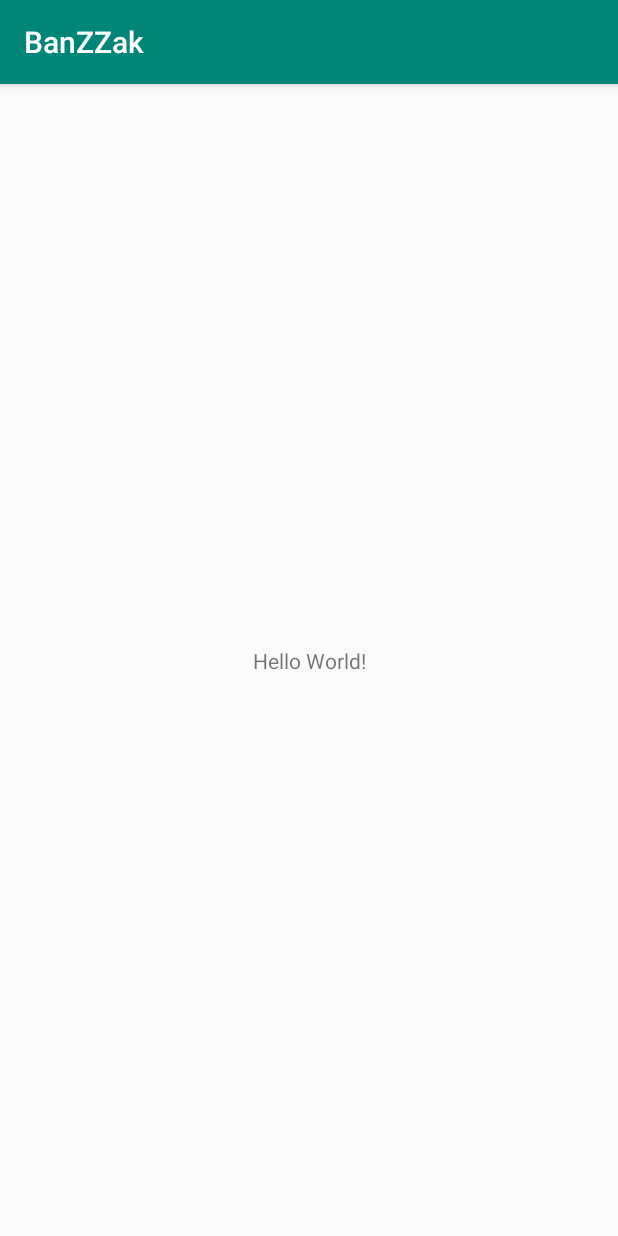
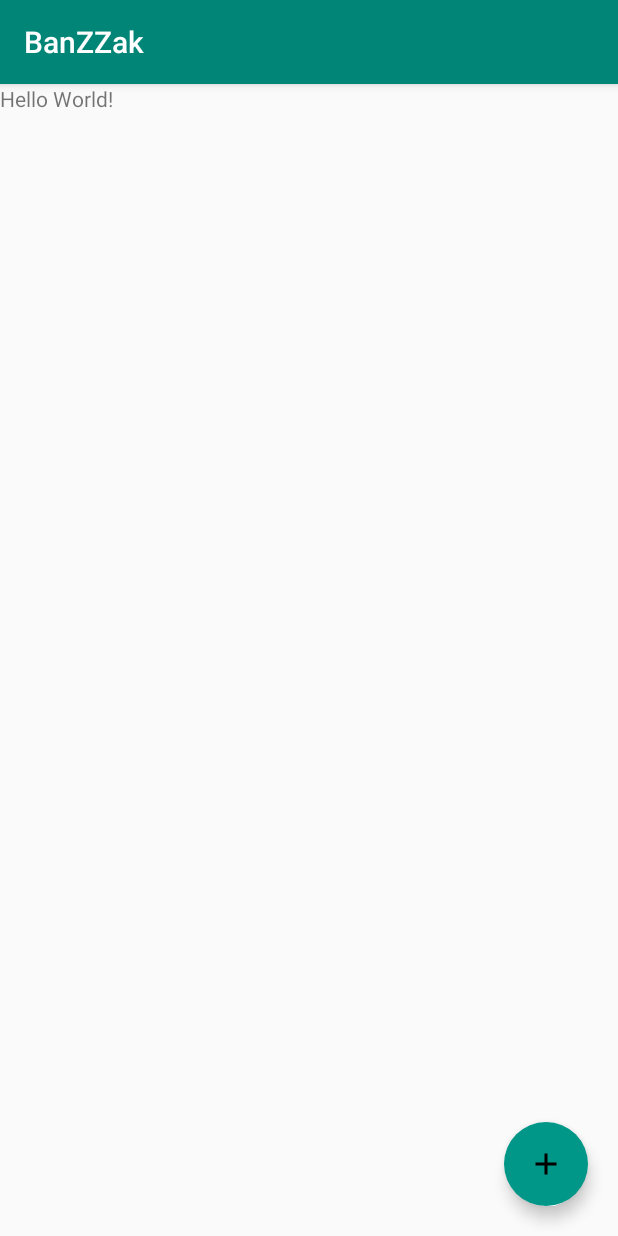
Before and after one commit to SuperChallengeHackathon-BanZZak/BanZZakApp, an Android app: the screen it shows after launch (MainActivity), on a phone screen of 412 x 824 dp. Run offline under Robolectric (Android 15) with nearby library versions, the phone set to English and light mode, and no system bars.

Commit message:
알람 등록 액티비티 추가
메인에 리사이클러뷰 추가하기

리사이클러뷰 아이템 만들기

리사이클러뷰 어댑터 구현하기

```diff
--- a/app/build.gradle
+++ b/app/build.gradle
@@ -34,4 +34,8 @@ dependencies {
     // ViewModel and LiveData
     def lifecycle_version = "2.0.0"
     implementation "androidx.lifecycle:lifecycle-extensions:$lifecycle_version"
+    implementation 'androidx.recyclerview:recyclerview:1.1.0'
+
+    // floating action button
+    implementation 'com.android.support:design:28.1.0'
 }
--- a/app/src/main/AndroidManifest.xml
+++ b/app/src/main/AndroidManifest.xml
@@ -16,6 +16,8 @@
                 <category android:name="android.intent.category.LAUNCHER" />
             </intent-filter>
         </activity>
+
+        <activity android:name=".AlarmSettingActivity"/>
     </application>
 
 </manifest>
--- a/app/src/main/java/com/greentea/banzzak/MainActivity.java
+++ b/app/src/main/java/com/greentea/banzzak/MainActivity.java
@@ -1,14 +1,39 @@
 package com.greentea.banzzak;
 
+import androidx.annotation.Nullable;
 import androidx.appcompat.app.AppCompatActivity;
 
+import android.content.Intent;
 import android.os.Bundle;
+import android.view.View;
+
+import com.google.android.material.floatingactionbutton.FloatingActionButton;
 
 public class MainActivity extends AppCompatActivity {
+
+    final int TIME_SETTING_REQUEST_CODE = 1;
+
+    FloatingActionButton addAlarmBtn;
+    Intent intent;
 
     @Override
     protected void onCreate(Bundle savedInstanceState) {
         super.onCreate(savedInstanceState);
         setContentView(R.layout.activity_main);
+
+        addAlarmBtn = findViewById(R.id.fab_main);
+
+        addAlarmBtn.setOnClickListener(new View.OnClickListener() {
+            @Override
+            public void onClick(View v) {
+                intent = new Intent(MainActivity.this, AlarmSettingActivity.class);
+                startActivityForResult(intent, TIME_SETTING_REQUEST_CODE);
+            }
+        });
+    }
+
+    @Override
+    protected void onActivityResult(int requestCode, int resultCode, @Nullable Intent data) {
+        super.onActivityResult(requestCode, resultCode, data);
     }
 }
--- /dev/null
+++ b/app/src/main/res/drawable/ic_add_black_24dp.xml
@@ -0,0 +1,9 @@
+<vector xmlns:android="http://schemas.android.com/apk/res/android"
+        android:width="24dp"
+        android:height="24dp"
+        android:viewportWidth="24.0"
+        android:viewportHeight="24.0">
+    <path
+        android:fillColor="#FF000000"
+        android:pathData="M19,13h-6v6h-2v-6H5v-2h6V5h2v6h6v2z"/>
+</vector>
--- /dev/null
+++ b/app/src/main/res/layout/activity_alarm_setting.xml
@@ -0,0 +1,6 @@
+<?xml version="1.0" encoding="utf-8"?>
+<LinearLayout xmlns:android="http://schemas.android.com/apk/res/android"
+    android:orientation="vertical" android:layout_width="match_parent"
+    android:layout_height="match_parent">
+
+</LinearLayout>
--- a/app/src/main/res/layout/activity_main.xml
+++ b/app/src/main/res/layout/activity_main.xml
@@ -1,5 +1,5 @@
 <?xml version="1.0" encoding="utf-8"?>
-<androidx.constraintlayout.widget.ConstraintLayout xmlns:android="http://schemas.android.com/apk/res/android"
+<RelativeLayout xmlns:android="http://schemas.android.com/apk/res/android"
     xmlns:app="http://schemas.android.com/apk/res-auto"
     xmlns:tools="http://schemas.android.com/tools"
     android:layout_width="match_parent"
@@ -15,4 +15,19 @@
         app:layout_constraintRight_toRightOf="parent"
         app:layout_constraintTop_toTopOf="parent" />
 
-</androidx.constraintlayout.widget.ConstraintLayout>
+    <com.google.android.material.floatingactionbutton.FloatingActionButton
+        android:id="@+id/fab_main"
+        android:layout_width="wrap_content"
+        android:layout_height="wrap_content"
+        android:layout_alignParentBottom="true"
+        android:layout_alignParentRight="true"
+        android:layout_marginBottom="20dp"
+        android:layout_marginRight="20dp"
+        android:backgroundTint="#009688"
+        android:src="@drawable/ic_add_black_24dp"
+        app:borderWidth="0dp"
+        app:fabSize="normal"
+        android:layout_gravity="right"
+        />
+
+</RelativeLayout>
```
Also changed, not shown: app/src/main/java/com/greentea/banzzak/Adapter/RecyclerViewAdapter.java (+33 -3 lines), app/src/main/java/com/greentea/banzzak/AlarmSettingActivity.java (added, +14 -0 lines).
